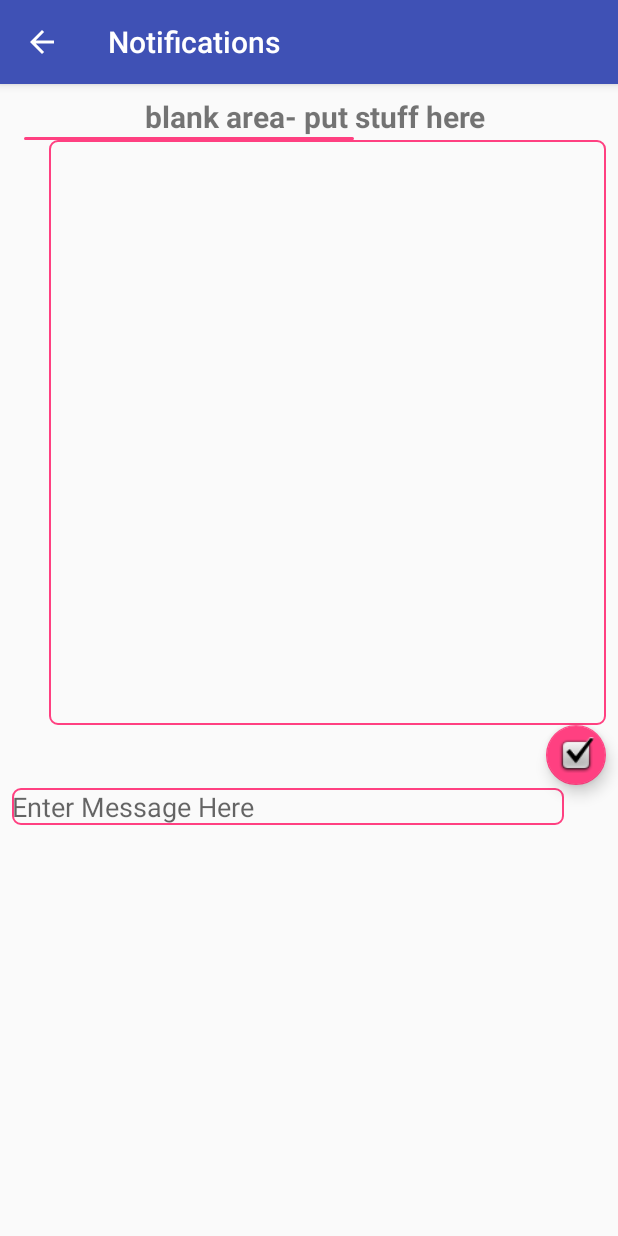
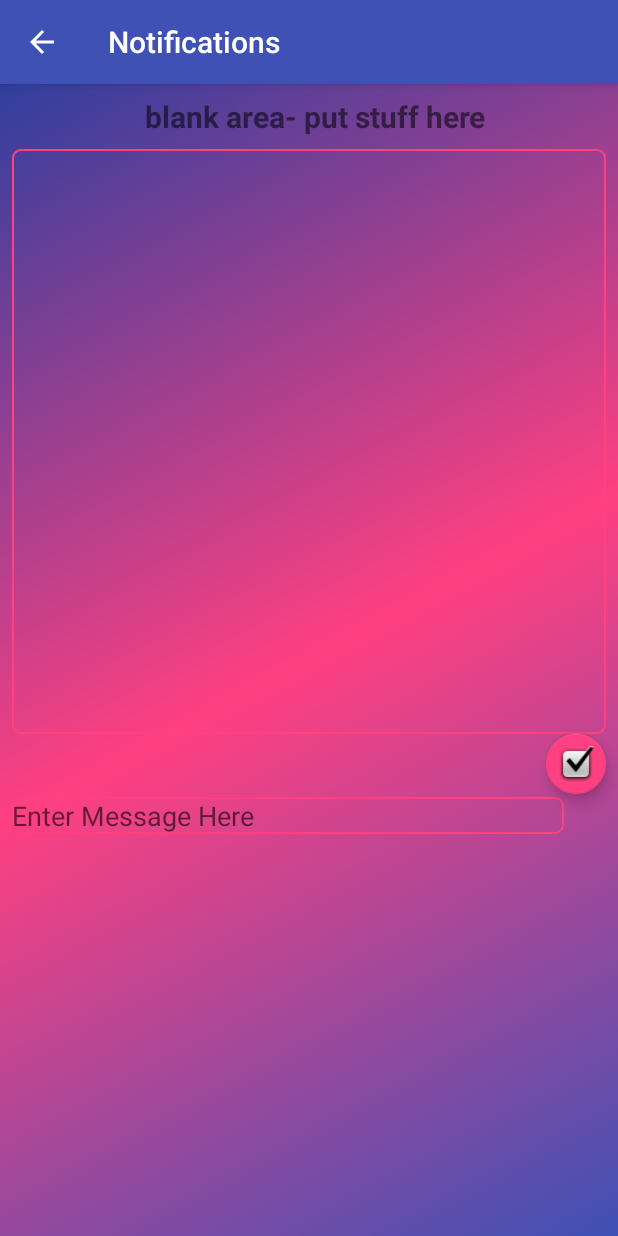
Before and after one commit to Ncastro878/DropSpot, an Android app: the ChatRoomTemplate screen opened directly, with no data from a screen before it, on a phone screen of 412 x 824 dp. Run offline under Robolectric (Android 15) with nearby library versions, the phone set to English and light mode, and no system bars; our stand-ins replace Firebase (no records; nobody signed in at launch, a user with empty details on screens opened directly).

Commit message:
Added color, changed the layouts, made it look prettier. I think.

```diff
--- a/app/src/main/java/com/example/android/firebasegps1/FireBaseRecyclerAdapter.java
+++ b/app/src/main/java/com/example/android/firebasegps1/FireBaseRecyclerAdapter.java
@@ -53,7 +53,8 @@ class FireBaseRecyclerAdapter extends RecyclerView.Adapter<FireBaseRecyclerAdapt
     @Override
     public void onBindViewHolder(FireBaseRecyclerAdapter.ViewHolder holder, int position) {
         holder.mTextView.setText(messagesList.get(position));
-        holder.mSmallTextView.setText("UserName: " + usernamesList.get(position));
+        holder.mSmallTextView.setText(usernamesList.get(position));
+        holder.mSmallTextView.append(": ");
         //TODO: set username to mSmallTextView
     }
 
--- /dev/null
+++ b/app/src/main/res/drawable/gradient_background.xml
@@ -0,0 +1,13 @@
+<?xml version="1.0" encoding="utf-8"?>
+<selector xmlns:android="http://schemas.android.com/apk/res/android">
+    <item>
+        <shape>
+            <gradient
+                android:startColor="@color/colorPrimary"
+                android:centerColor="@color/colorAccent"
+                android:endColor="@color/colorPrimaryDark"
+                android:angle="135"/>
+        </shape>
+    </item>
+
+</selector>
--- a/app/src/main/res/layout/activity_main.xml
+++ b/app/src/main/res/layout/activity_main.xml
@@ -6,6 +6,7 @@
     android:layout_width="match_parent"
     android:layout_height="match_parent"
     android:orientation="vertical"
+    android:background="@drawable/gradient_background"
     android:weightSum="1">
 
     <android.support.design.widget.TabLayout
--- a/app/src/main/res/layout/chat_room_template.xml
+++ b/app/src/main/res/layout/chat_room_template.xml
@@ -4,6 +4,7 @@
     xmlns:tools="http://schemas.android.com/tools"
     android:layout_width="match_parent"
     android:layout_height="match_parent"
+    android:background="@drawable/gradient_background"
     tools:context="com.example.android.firebasegps1.FireBaseRecyclerAdapter">
 
     <TextView
@@ -14,6 +15,7 @@
         android:layout_marginRight="8dp"
         android:layout_marginStart="16dp"
         android:layout_marginTop="8dp"
+        android:layout_marginBottom="5dp"
         android:textSize="20dp"
         android:textStyle="bold"
         android:text="blank area- put stuff here"
@@ -22,33 +24,23 @@
         app:layout_constraintTop_toTopOf="parent"
         android:layout_marginEnd="8dp" />
 
-    <TextView
-        android:id="@+id/border_text_view"
-        android:layout_width="220dp"
-        android:layout_height="2dp"
-        android:text=""
-        android:background="@drawable/border"
-        app:layout_constraintTop_toBottomOf="@+id/title_text_view"
-        android:layout_marginLeft="16dp"
-        app:layout_constraintLeft_toLeftOf="parent"
-        app:layout_constraintVertical_bias="0.0"
-        android:layout_marginStart="16dp" />
 
     <!-- A RecyclerView with some commonly used attributes -->
     <android.support.v7.widget.RecyclerView
         android:id="@+id/my_recycler_view"
-        android:layout_width="371dp"
+        android:layout_width="match_parent"
         android:layout_height="390dp"
         android:layout_marginLeft="8dp"
         android:layout_marginRight="8dp"
         android:scrollbars="vertical"
         android:background="@drawable/border"
-        app:layout_constraintHorizontal_bias="1.0"
+        app:layout_constraintHorizontal_bias="0.666"
         app:layout_constraintLeft_toLeftOf="parent"
         app:layout_constraintRight_toRightOf="parent"
-        app:layout_constraintTop_toBottomOf="@+id/border_text_view"
+        app:layout_constraintTop_toBottomOf="@+id/title_text_view"
         android:layout_marginStart="8dp"
-        android:layout_marginEnd="8dp" />
+        android:layout_marginEnd="8dp"
+        android:layout_marginTop="8dp" />
 
     <EditText
         android:id="@+id/edit_text_view"
--- a/app/src/main/res/layout/chat_row_layout.xml
+++ b/app/src/main/res/layout/chat_row_layout.xml
@@ -11,5 +11,11 @@
         android:padding="5dp"
         android:gravity="center_horizontal"
         android:text="Test String" />
+    <View
+        android:background="#42a7f4"
+        android:layout_width="fill_parent"
+        android:layout_marginLeft="35dp"
+        android:layout_marginRight="35dp"
+        android:layout_height="2dp" />
 
 </LinearLayout>
```
Also changed, not shown: app/src/main/res/layout/chat_list_fragment.xml (+8 -5 lines), app/src/main/res/layout/map_fragment.xml (+8 -10 lines), app/src/main/res/layout/row_layout.xml (+23 -15 lines).
